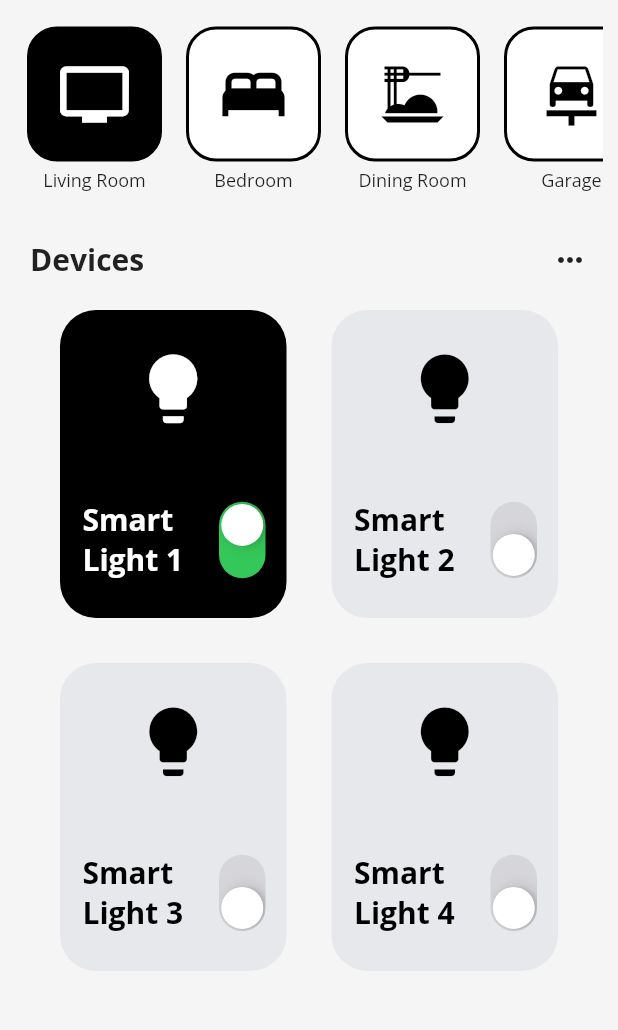
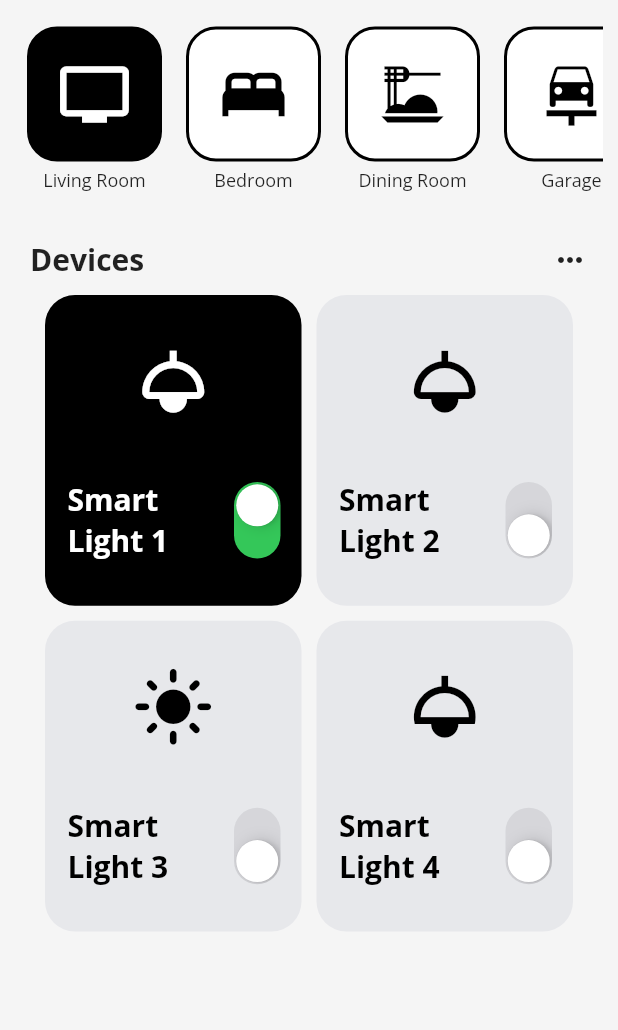
Before and after one commit to kiettran9302/multidisciplinary_smarthome, a Flutter app: the screen it shows after launch, on a phone screen of 412 x 824 dp, the part 194-1224 px from its top. Run offline on Flutter 3.47's test engine with Material 2 defaults, Android fonts, the light colour scheme and no system bars; our stand-ins replace google_fonts.

Commit message:
adjusted smart device widths

```diff
--- a/lib/components/smart_device_box.dart
+++ b/lib/components/smart_device_box.dart
@@ -21,14 +21,14 @@ class SmartDeviceBox extends StatelessWidget {
   @override
   Widget build(BuildContext context) {
     return Padding(
-      padding: const EdgeInsets.all(15.0),
+      padding: const EdgeInsets.all(5.0),
       child: Container(
         decoration: BoxDecoration(
-          borderRadius: BorderRadius.circular(24),
+          borderRadius: BorderRadius.circular(20),
           color: powerOn ? Colors.black : Color.fromARGB(44, 164, 167, 189),
         ),
         child: Padding(
-          padding: const EdgeInsets.symmetric(vertical: 25.0),
+          padding: const EdgeInsets.symmetric(vertical: 30.0),
           child: Column(
             mainAxisAlignment: MainAxisAlignment.spaceBetween,
             children: [
--- a/lib/pages/home_page.dart
+++ b/lib/pages/home_page.dart
@@ -28,10 +28,10 @@ class _HomePageState extends State<HomePage> {
 
   List mySmartDevices = [
     // [ smartDeviceName, iconPath , powerStatus ]
-    ["Smart Light 1", Icons.lightbulb, true],
-    ["Smart Light 2", Icons.lightbulb, false],
-    ["Smart Light 3", Icons.lightbulb, false],
-    ["Smart Light 4", Icons.lightbulb, false],
+    ["Smart Light 1", Icons.light, true],
+    ["Smart Light 2", Icons.light, false],
+    ["Smart Light 3", Icons.light_mode, false],
+    ["Smart Light 4", Icons.light_sharp, false],
   ];
 
   // power button switched
@@ -156,7 +156,7 @@ class _HomePageState extends State<HomePage> {
               padding: const EdgeInsets.symmetric(horizontal: 25),
               gridDelegate: const SliverGridDelegateWithFixedCrossAxisCount(
                 crossAxisCount: 2,
-                childAspectRatio: 1 / 1.3,
+                childAspectRatio: 1 / 1.2,
               ),
               itemBuilder: (context, index) {
                 return SmartDeviceBox(
```
Also changed, not shown: 3 other files.
